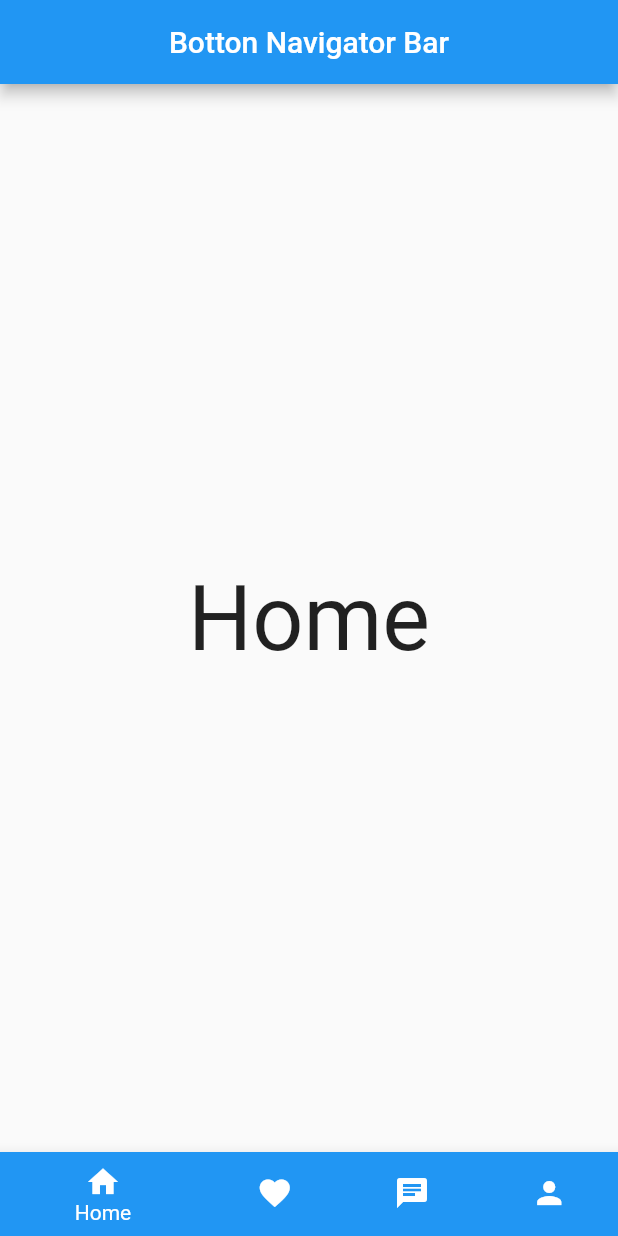
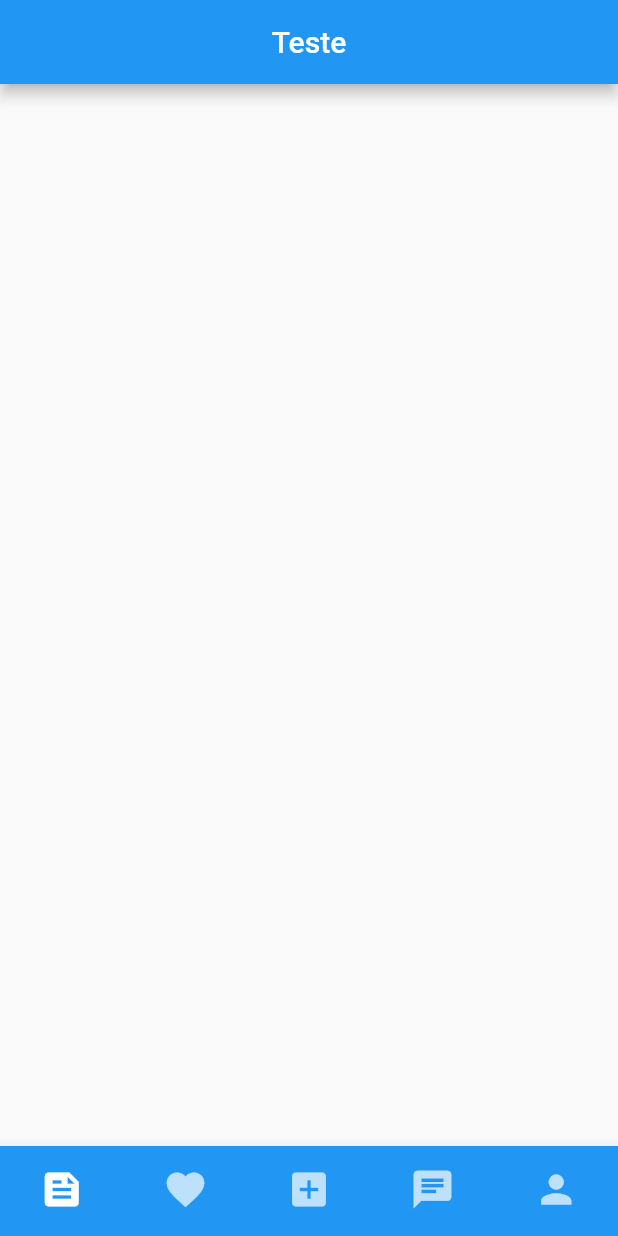
Before and after one commit to PedroZulim/GATCOMP, a Flutter app: the screen it shows after launch, on a phone screen of 412 x 824 dp. Run offline on Flutter 3.47's test engine with Material 2 defaults, Android fonts, the phone set to English and light mode, and no system bars.

Commit message:
Estrutura Home Page
Adicionado novas pages, que são itens da homepage.
- Atividades
- Notificações
- Perfil
- Publicar Atividade
- Estatisticas

```diff
--- /dev/null
+++ b/lib/pages/activities_page.dart
@@ -0,0 +1,20 @@
+import 'package:flutter/material.dart';
+
+class ActivitiesPage extends StatefulWidget {
+  const ActivitiesPage({Key? key}) : super(key: key);
+
+  @override
+  State<ActivitiesPage> createState() => _ActivitiesPageState();
+}
+
+class _ActivitiesPageState extends State<ActivitiesPage> {
+  @override
+  Widget build(BuildContext context) {
+    return Scaffold(
+      appBar: AppBar(
+        title: Text('Teste'),
+        centerTitle: true,
+      ),
+    );
+  }
+}
--- a/lib/pages/home_page.dart
+++ b/lib/pages/home_page.dart
@@ -1,6 +1,12 @@
 import 'package:flutter/material.dart';
 
 import 'package:flutter/material.dart';
+import 'package:flutter_application/pages/statistics_page.dart';
+
+import 'activities_page.dart';
+import 'notifications_page.dart';
+import 'profile_page.dart';
+import 'publish_page.dart';
 
 class HomePage extends StatefulWidget {
   const HomePage({Key? key}) : super(key: key);
@@ -11,44 +17,52 @@ class HomePage extends StatefulWidget {
 
 class _HomePageState extends State<HomePage> {
   int CurrentIndex = 0;
+  final screens = [
+    ActivitiesPage(),
+    StatisticsPage(),
+    PublishPage(),
+    NotificationsPage(),
+    ProfilePage(),
+  ];
 
   @override
   Widget build(BuildContext context) {
     return MaterialApp(
       home: Scaffold(
-        appBar: AppBar(
-          title: Text('Botton Navigator Bar'),
-          centerTitle: true,
-        ),
-        body: Center(
-          child: Text(
-            'Home',
-            style: TextStyle(fontSize: 60),
-          ),
+        body: IndexedStack(
+          index: CurrentIndex,
+          children: screens,
         ),
         bottomNavigationBar: BottomNavigationBar(
+          type: BottomNavigationBarType.fixed,
+          backgroundColor: Colors.blue,
+          selectedItemColor: Colors.white,
+          unselectedItemColor: Colors.white70,
+          showUnselectedLabels: false,
+          showSelectedLabels: false,
+          iconSize: 30,
           currentIndex: CurrentIndex,
           onTap: (index) => setState(() => CurrentIndex = index),
           items: [
             BottomNavigationBarItem(
-              icon: Icon(Icons.home),
-              label: 'Home',
-              backgroundColor: Colors.blue,
+              icon: Icon(Icons.feed),
+              label: '',
             ),
             BottomNavigationBarItem(
               icon: Icon(Icons.favorite),
-              label: 'Feed',
-              backgroundColor: Colors.red,
+              label: '',
+            ),
+            BottomNavigationBarItem(
+              icon: Icon(Icons.add_box),
+              label: '',
             ),
             BottomNavigationBarItem(
               icon: Icon(Icons.chat),
-              label: 'Chat',
-              backgroundColor: Colors.blue,
+              label: '',
             ),
             BottomNavigationBarItem(
               icon: Icon(Icons.person),
-              label: 'Profile',
-              backgroundColor: Colors.green,
+              label: '',
             ),
           ],
         ),
```
Also changed, not shown: lib/pages/notifications_page.dart (added, +15 -0 lines), lib/pages/profile_page.dart (added, +15 -0 lines), lib/pages/publish_page.dart (added, +15 -0 lines), lib/pages/statistics_page.dart (added, +15 -0 lines).
